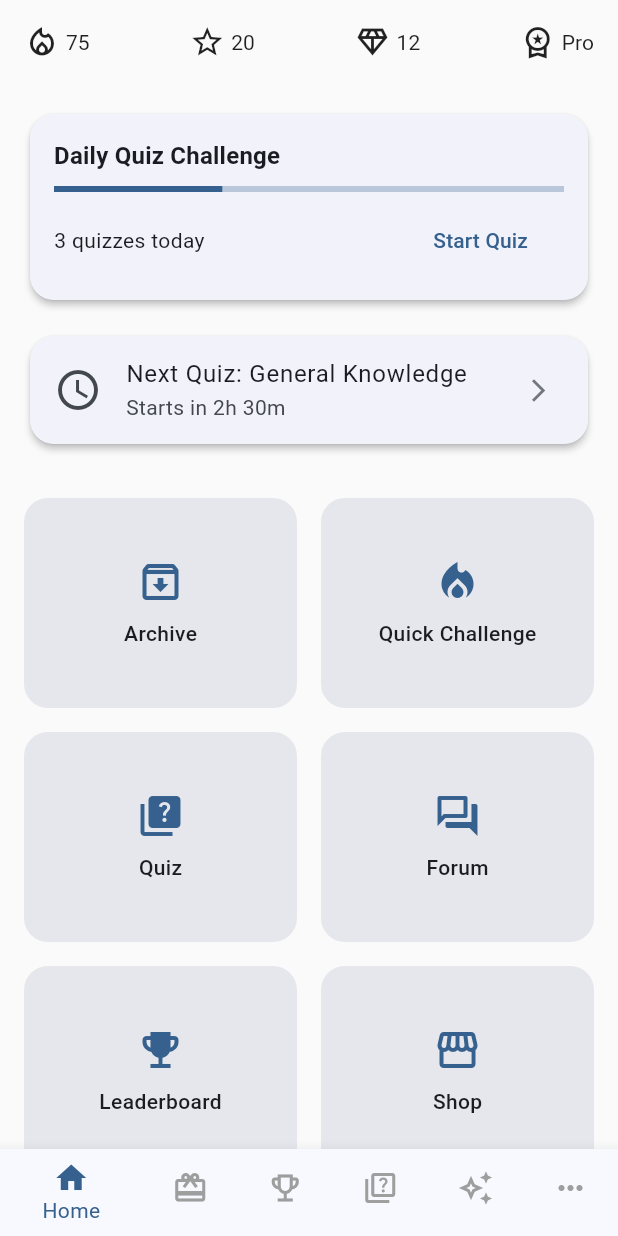
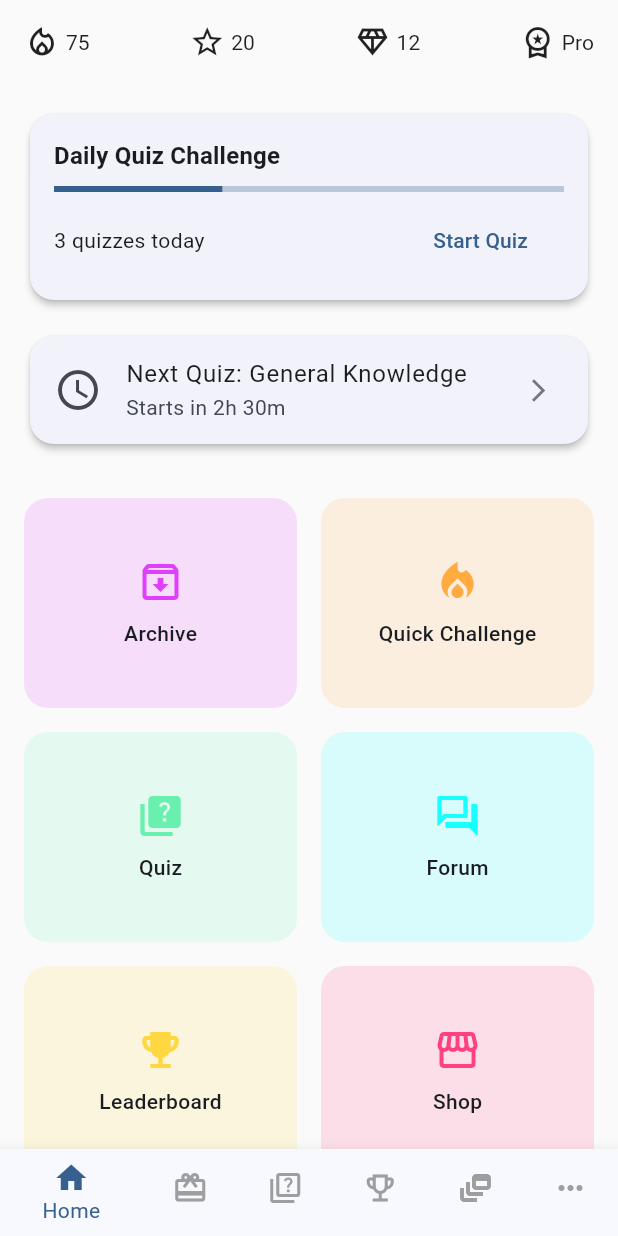
Before and after one commit to hr-shuvo/ezdu, a Flutter app: the MainNavigationPage screen opened by its route, on a phone screen of 412 x 824 dp. Run offline on Flutter 3.47's test engine with Material 3 defaults, Android fonts, the phone set to English and light mode, and no system bars; our stand-ins replace equatable, flutter_bloc, fpdart, get_it.

Commit message:
update design

```diff
--- a/lib/features/home/presentation/widgets/home_grid_section.dart
+++ b/lib/features/home/presentation/widgets/home_grid_section.dart
@@ -5,40 +5,44 @@ class HomeGridSection extends StatelessWidget {
 
   @override
   Widget build(BuildContext context) {
-
     final gridItems = [
       HomeGridItem(
         icon: Icons.archive_outlined,
         title: 'Archive',
         route: '/archive',
+        color: Colors.purpleAccent,
       ),
       HomeGridItem(
         icon: Icons.local_fire_department,
         title: 'Quick Challenge',
         route: '/quick-challenge',
+        color: Colors.orangeAccent,
       ),
       HomeGridItem(
         icon: Icons.quiz,
         title: 'Quiz',
         route: '/daily-quiz',
+        color: Colors.greenAccent,
       ),
       HomeGridItem(
         icon: Icons.forum_outlined,
         title: 'Forum',
         route: '/forum',
+        color: Colors.cyanAccent,
       ),
       HomeGridItem(
         icon: Icons.emoji_events,
         title: 'Leaderboard',
         route: '/leaderboard',
+        color: Colors.amberAccent,
       ),
       HomeGridItem(
         icon: Icons.storefront_outlined,
         title: 'Shop',
         route: '/shop',
+        color: Colors.pinkAccent,
       ),
     ];
-
 
     return GridView.builder(
       shrinkWrap: true,
@@ -53,7 +57,13 @@ class HomeGridSection extends StatelessWidget {
       ),
       itemBuilder: (context, index) {
         final item = gridItems[index];
-        return _buildHomeButton(context, item.icon, item.title, item.route);
+        return _buildHomeButton(
+          context,
+          item.icon,
+          item.title,
+          item.route,
+          item.color,
+        );
       },
     );
   }
@@ -63,21 +73,25 @@ class HomeGridSection extends StatelessWidget {
     IconData icon,
     String title,
     String route,
+    Color color,
   ) {
     final colorScheme = Theme.of(context).colorScheme;
+    final cardBackground = Theme.of(context).brightness == Brightness.dark
+        ? color.withValues(alpha: 0.2)
+        : color.withValues(alpha: 0.15);
 
     return InkWell(
       onTap: () => Navigator.pushNamed(context, route),
       borderRadius: BorderRadius.circular(16),
       child: Container(
         decoration: BoxDecoration(
-          color: colorScheme.surfaceContainerHighest.withValues(alpha: .8),
+          color: cardBackground,
           borderRadius: BorderRadius.circular(16),
         ),
         child: Column(
           mainAxisAlignment: MainAxisAlignment.center,
           children: [
-            Icon(icon, color: colorScheme.primary, size: 32),
+            Icon(icon, color: color, size: 32),
             const SizedBox(height: 8),
             Text(title, style: const TextStyle(fontWeight: FontWeight.w500)),
           ],
@@ -117,6 +131,12 @@ class HomeGridItem {
   final IconData icon;
   final String title;
   final String route;
+  final Color color;
 
-  HomeGridItem({required this.icon, required this.title, required this.route});
+  HomeGridItem({
+    required this.icon,
+    required this.title,
+    required this.route,
+    required this.color,
+  });
 }
--- a/lib/features/navigation/presentation/pages/main_navigation_page.dart
+++ b/lib/features/navigation/presentation/pages/main_navigation_page.dart
@@ -13,7 +13,13 @@ class MainNavigationPage extends StatefulWidget {
 class _MainNavigationPageState extends State<MainNavigationPage> {
   int _currentIndex = 0;
 
-  final List<Widget> _pages = [const HomePage(), const LeaderboardPage()];
+  final List<Widget> _pages = [
+    const HomePage(),
+    const LeaderboardPage(),
+    const LeaderboardPage(),
+    const LeaderboardPage(),
+    const LeaderboardPage(),
+  ];
 
   void _onItemTapped(int index) async {
     if (index == 5) {
@@ -77,8 +83,8 @@ class _MainNavigationPageState extends State<MainNavigationPage> {
                     Container(
                       decoration: BoxDecoration(
                         border: Border(
-                          bottom: BorderSide(color: colorScheme.outlineVariant)
-                        )
+                          bottom: BorderSide(color: colorScheme.outlineVariant),
+                        ),
                       ),
                       child: ListTile(
                         leading: const Icon(Icons.history),
@@ -93,7 +99,7 @@ class _MainNavigationPageState extends State<MainNavigationPage> {
                       decoration: BoxDecoration(
                         border: Border(
                           bottom: BorderSide(color: colorScheme.outlineVariant),
-                        )
+                        ),
                       ),
                       child: ListTile(
                         leading: const Icon(Icons.archive_outlined),
@@ -137,18 +143,18 @@ class _MainNavigationPageState extends State<MainNavigationPage> {
             label: 'Quest',
           ),
           BottomNavigationBarItem(
+            icon: Icon(Icons.quiz_outlined),
+            activeIcon: Icon(Icons.quiz),
+            label: 'Quiz',
+          ),
+          BottomNavigationBarItem(
             icon: Icon(Icons.emoji_events_outlined),
             activeIcon: Icon(Icons.emoji_events),
             label: 'Leaderboard',
           ),
           BottomNavigationBarItem(
-            icon: Icon(Icons.quiz_outlined),
-            activeIcon: Icon(Icons.quiz),
-            label: 'Quiz',
-          ),
-          BottomNavigationBarItem(
-            icon: Icon(Icons.auto_awesome_outlined),
-            activeIcon: Icon(Icons.auto_awesome),
+            icon: Icon(Icons.dynamic_feed_outlined),
+            activeIcon: Icon(Icons.dynamic_feed),
             label: 'Feed',
           ),
           BottomNavigationBarItem(
```
